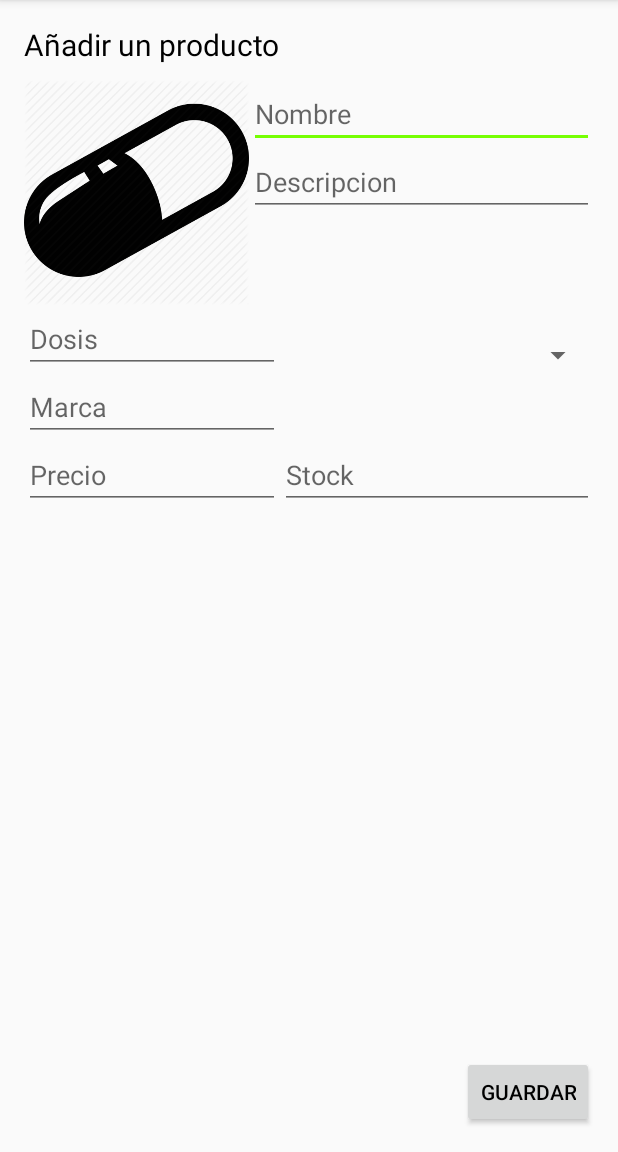
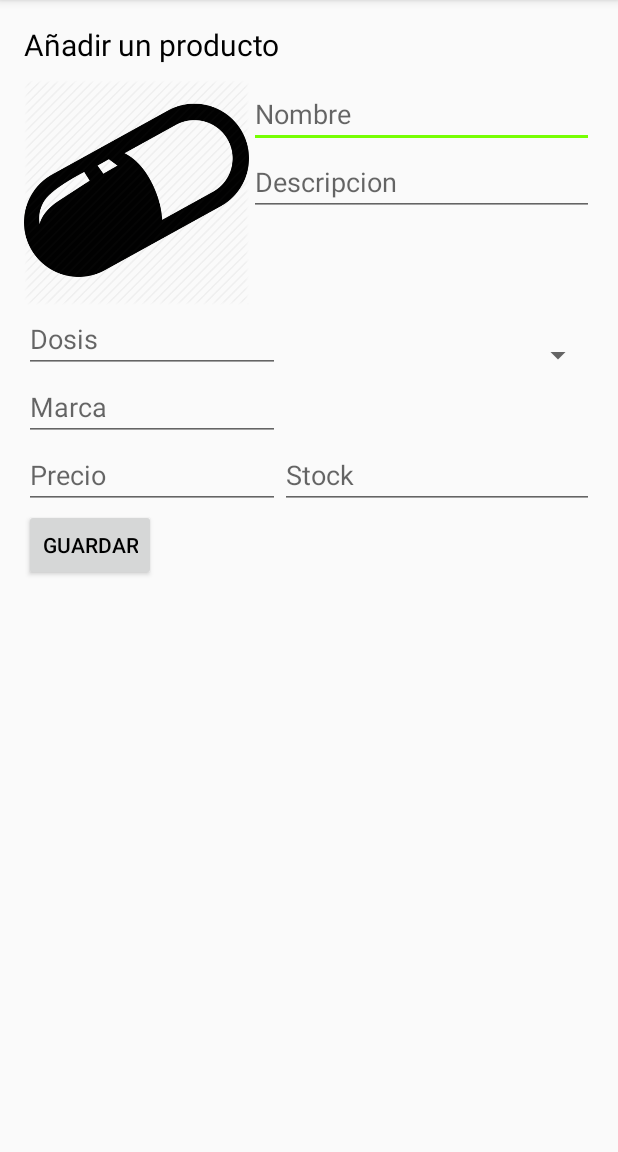
Before and after one commit to Hulk-lian/ManageProducts, an Android app: the AddProduct_Activity screen opened directly, with no data from a screen before it, on a phone screen of 412 x 824 dp, the part 84-1236 px from its top. Run offline under Robolectric (Android 15) with nearby library versions, the light colour scheme and no system bars.

Commit message:
todo correcto menos un bug de Circular dependencies cannot exist in RelativeLayout

```diff
--- a/app/src/main/AndroidManifest.xml
+++ b/app/src/main/AndroidManifest.xml
@@ -13,9 +13,6 @@
         android:label="@string/app_name"
         android:supportsRtl="true"
         android:theme="@style/AppTheme">
-        <activity android:name=".ListProduct_Activity" />
-
-        <activity android:name=".AddProduct_Activity" />
 
         <activity android:name=".Login_Activity">
             <intent-filter>
@@ -24,6 +21,10 @@
                 <category android:name="android.intent.category.LAUNCHER" />
             </intent-filter>
         </activity>
+
+        <activity android:name=".ListProduct_Activity" />
+
+        <activity android:name=".AddProduct_Activity" />
+
     </application>
-
 </manifest>
--- a/app/src/main/java/com/julian/manageproduct/AddProduct_Activity.java
+++ b/app/src/main/java/com/julian/manageproduct/AddProduct_Activity.java
@@ -4,16 +4,14 @@ import android.content.Intent;
 import android.support.v7.app.AppCompatActivity;
 import android.os.Bundle;
 import android.view.View;
-import android.widget.ArrayAdapter;
 import android.widget.Button;
 import android.widget.EditText;
 import android.widget.Spinner;
-import android.widget.Toast;
 
 public class AddProduct_Activity extends AppCompatActivity {
 
     //array adpter for the spinner
-    ArrayAdapter<CharSequence> arrayAdapter=ArrayAdapter.createFromResource(this,R.array.listUnit,android.R.layout.simple_spinner_item);
+   // ArrayAdapter<CharSequence> arrayAdapter=ArrayAdapter.createFromResource(this,R.array.listUnit,android.R.layout.simple_spinner_item);
 
     private Spinner spOptions;
     private Button btnSave;
@@ -41,8 +39,8 @@ public class AddProduct_Activity extends AppCompatActivity {
 
 
         //*----------------------------------*//
-         arrayAdapter.setDropDownViewResource(android.R.layout.simple_spinner_dropdown_item);
-         spOptions.setAdapter(arrayAdapter);
+        // arrayAdapter.setDropDownViewResource(android.R.layout.simple_spinner_dropdown_item);
+         //spOptions.setAdapter(arrayAdapter);
     }
 
     //cargar las diferentes opciones cuando se crea la activity
--- a/app/src/main/java/com/julian/manageproduct/ListProduct_Activity.java
+++ b/app/src/main/java/com/julian/manageproduct/ListProduct_Activity.java
@@ -57,7 +57,6 @@ public class ListProduct_Activity extends ListActivity {
         //CASO 2: AdapterC personalizado
          adapter= new ProductAdapterC(this);
 
-
         getListView().setAdapter(adapter);
     }
 
@@ -65,8 +64,7 @@ public class ListProduct_Activity extends ListActivity {
     public void clickAdd(View view) {
 
         Intent i = new Intent(this, AddProduct_Activity.class);
-        // Iniciamos la segunda actividad, y le indicamos que la iniciamos
-        // para rellenar el nombre:
+
         startActivity(i);
     }
 }
--- a/app/src/main/res/layout/activity_add_product_.xml
+++ b/app/src/main/res/layout/activity_add_product_.xml
@@ -29,13 +29,11 @@
 
     <EditText
         android:id="@+id/edtName"
-        android:layout_width="wrap_content"
+        android:layout_width="match_parent"
         android:layout_height="wrap_content"
         android:hint="@string/NameES"
         android:layout_below="@+id/txvTitulo"
-        android:layout_toRightOf="@+id/imgVImage"
-        android:layout_alignParentRight="true"
-        android:layout_alignParentEnd="true" />
+        android:layout_toRightOf="@+id/imgVImage"/>
 
     <!--descripcion -->
 
@@ -47,8 +45,6 @@
         android:maxLines="10"
         android:layout_below="@+id/edtName"
         android:layout_toRightOf="@+id/imgVImage"
-        android:layout_alignParentRight="true"
-        android:layout_alignParentEnd="true"
         />
 
     <!--Dosis -->
@@ -70,9 +66,7 @@
         android:layout_height="wrap_content"
         android:id="@+id/btnSave"
         android:onClick="clickbtn"
-        android:layout_alignParentBottom="true"
-        android:layout_alignParentRight="true"
-        android:layout_alignParentEnd="true" />
+        android:layout_below="@id/edtStock"/>
 
     <EditText
         android:id="@+id/edtDosage"
@@ -81,8 +75,6 @@
         android:hint="@string/DosageES"
         android:inputType="number"
         android:layout_below="@+id/imgVImage"
-        android:layout_alignParentLeft="true"
-        android:layout_alignParentStart="true"
         android:layout_alignRight="@+id/txvTitulo"
         android:layout_alignEnd="@+id/txvTitulo" />
 
@@ -91,8 +83,6 @@
         android:layout_height="wrap_content"
         android:id="@+id/spnUnitDosage"
         android:layout_alignBottom="@+id/edtDosage"
-        android:layout_alignParentRight="true"
-        android:layout_alignParentEnd="true"
         android:layout_toRightOf="@+id/edtDosage"
         android:layout_toEndOf="@+id/edtDosage" />
 
@@ -102,8 +92,6 @@
         android:layout_height="wrap_content"
         android:hint="@string/BrandES"
         android:layout_below="@+id/edtDosage"
-        android:layout_alignParentLeft="true"
-        android:layout_alignParentStart="true"
         android:layout_alignEnd="@id/edtDosage"
         android:layout_alignRight="@id/edtDosage" />
 
@@ -114,8 +102,6 @@
         android:hint="@string/PriceES"
         android:inputType="numberDecimal"
         android:layout_below="@+id/edtBrand"
-        android:layout_alignParentLeft="true"
-        android:layout_alignParentStart="true"
         android:layout_toLeftOf="@+id/edtStock"
         android:layout_toStartOf="@+id/edtStock" />
 
```
